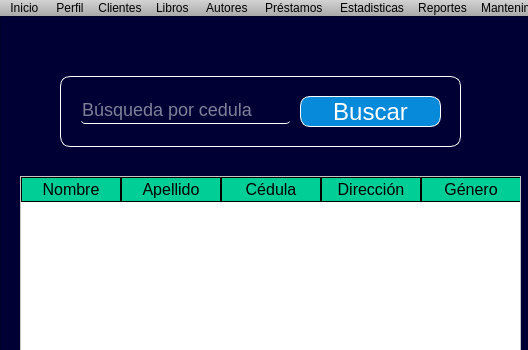
Alonsou29/bibliotknew, file frames/panel.ui: the form before one commit; both pictures show x 0 to 528 and y 0 to 350 of the 800 by 600 pixel window.
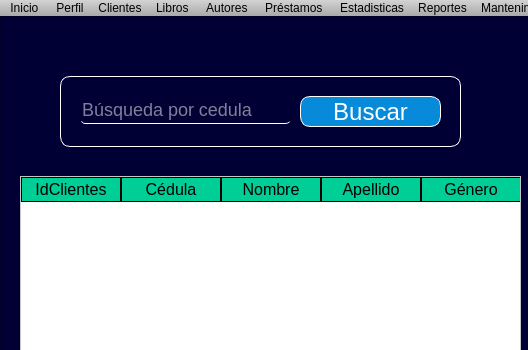
The form after the commit. The open tabs and pages were chosen to show the change. Icons and pictures are not drawn.

The edit to the form file:
```diff
--- a/frames/panel.ui
+++ b/frames/panel.ui
@@ -691,12 +691,7 @@
        </property>
        <column>
         <property name="text">
-         <string>Nombre</string>
-        </property>
-       </column>
-       <column>
-        <property name="text">
-         <string>Apellido</string>
+         <string>IdClientes</string>
         </property>
        </column>
        <column>
@@ -706,7 +701,12 @@
        </column>
        <column>
         <property name="text">
-         <string>Dirección</string>
+         <string>Nombre</string>
+        </property>
+       </column>
+       <column>
+        <property name="text">
+         <string>Apellido</string>
         </property>
        </column>
        <column>
@@ -721,7 +721,7 @@
        </column>
        <column>
         <property name="text">
-         <string>Email</string>
+         <string>Estatus</string>
         </property>
        </column>
       </widget>
```
Left out of the diff: 21 changed lines with no effect on the pictures.
